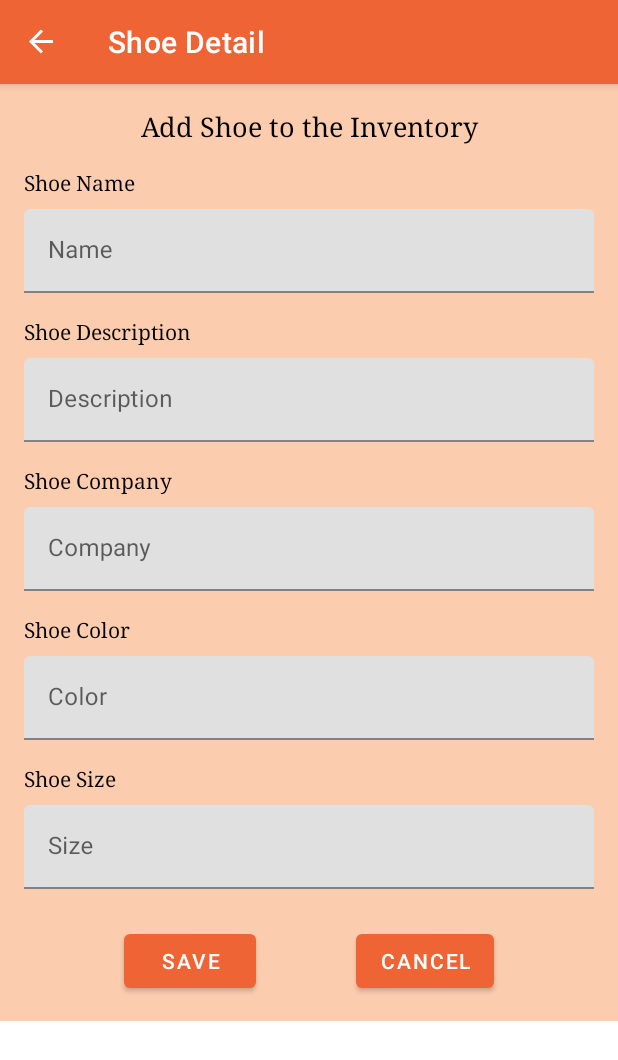
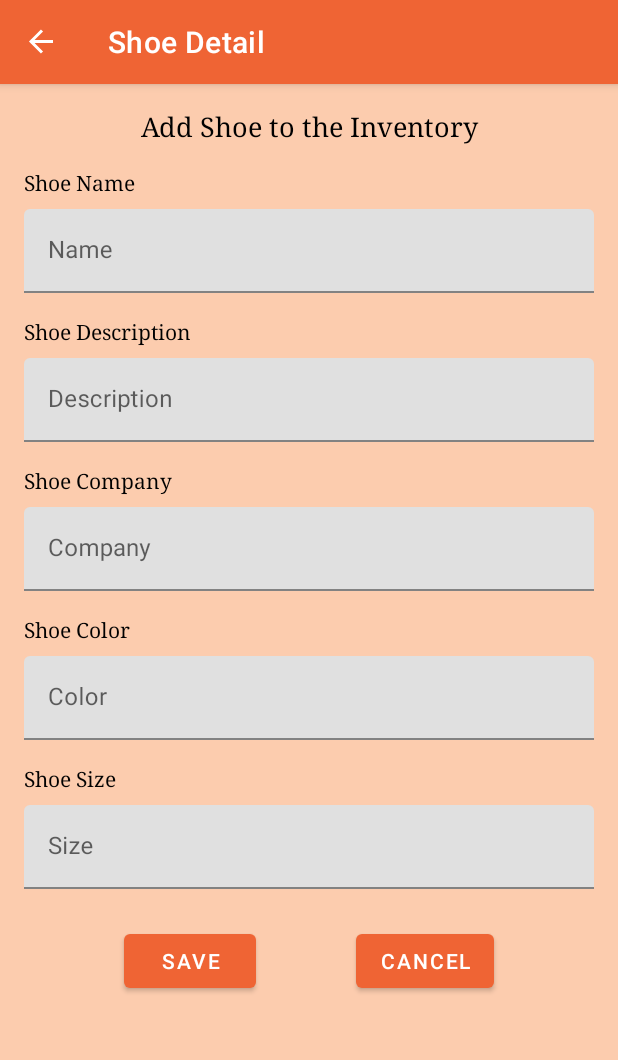
Before and after one commit to t2dbabz/ShoeInventoryApp, an Android app: the ShoeDetailFragment screen opened through its navigation route, on a phone screen of 412 x 824 dp. Shown: the top 1060 px of the screen. Run offline under Robolectric (Android 15) with nearby library versions, the phone set to English and light mode, and no system bars; our stand-ins replace data binding, navigation-ui.

Commit message:
add background color to shoe detail scrollView

```diff
--- a/app/src/main/res/layout/fragment_shoe_detail.xml
+++ b/app/src/main/res/layout/fragment_shoe_detail.xml
@@ -12,7 +12,8 @@
 
     <ScrollView
         android:layout_width="match_parent"
-        android:layout_height="match_parent">
+        android:layout_height="match_parent"
+        android:background="@color/backgroundColor">
 
         <androidx.constraintlayout.widget.ConstraintLayout
             android:layout_width="match_parent"
```
